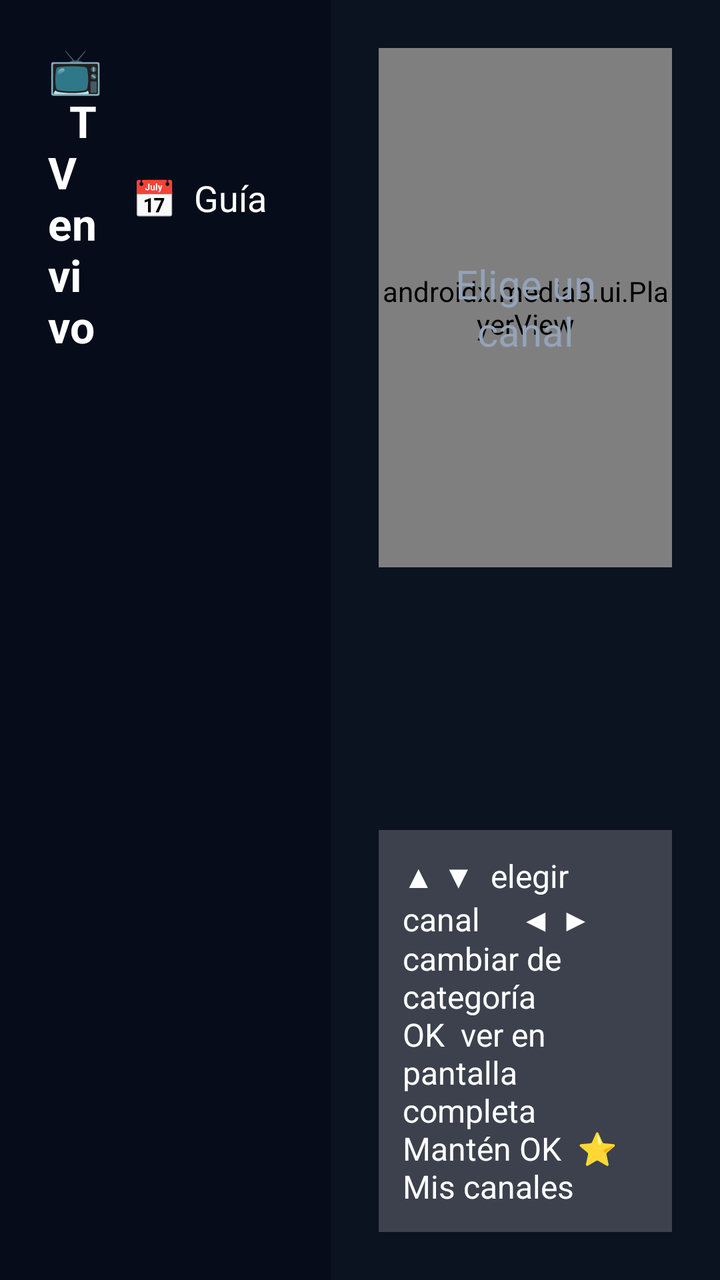
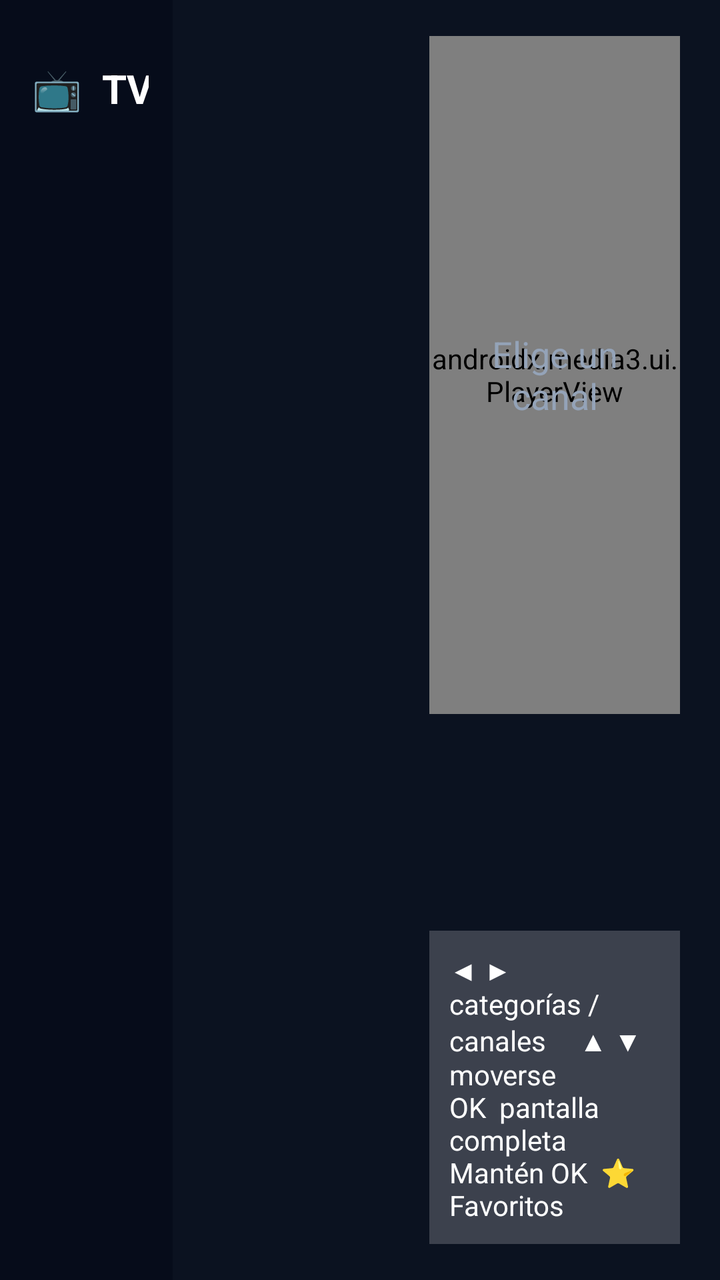

Two renders of the same Android screen: before a commit and after it. Below are the layout's source before the change and the commit's diff.
<!-- AndroidManifest.xml: application theme Theme.MiTV -->
<!-- res/layout/activity_live.xml -->
<?xml version="1.0" encoding="utf-8"?>
<LinearLayout xmlns:android="http://schemas.android.com/apk/res/android"
    android:layout_width="match_parent"
    android:layout_height="match_parent"
    android:background="@color/bg"
    android:orientation="horizontal">

    
    <LinearLayout
        android:layout_width="0dp"
        android:layout_height="match_parent"
        android:layout_weight="46"
        android:background="#FF060C1A"
        android:orientation="vertical"
        android:paddingTop="20dp">

        <LinearLayout
            android:layout_width="match_parent"
            android:layout_height="wrap_content"
            android:gravity="center_vertical"
            android:orientation="horizontal"
            android:paddingStart="24dp"
            android:paddingEnd="16dp"
            android:paddingBottom="10dp">

            <TextView
                android:layout_width="0dp"
                android:layout_height="wrap_content"
                android:layout_weight="1"
                android:text="📺  TV en vivo"
                android:textColor="@color/text"
                android:textSize="22sp"
                android:textStyle="bold" />

            <TextView
                android:id="@+id/btnGuide"
                android:layout_width="wrap_content"
                android:layout_height="wrap_content"
                android:background="@drawable/bg_item"
                android:focusable="true"
                android:paddingStart="16dp"
                android:paddingTop="8dp"
                android:paddingEnd="16dp"
                android:paddingBottom="8dp"
                android:text="📅  Guía"
                android:textColor="@color/text"
                android:textSize="18sp" />
        </LinearLayout>

        <androidx.recyclerview.widget.RecyclerView
            android:id="@+id/channels"
            android:layout_width="match_parent"
            android:layout_height="match_parent"
            android:clipToPadding="false"
            android:paddingStart="12dp"
            android:paddingEnd="12dp"
            android:paddingBottom="200dp" />
    </LinearLayout>

    
    <LinearLayout
        android:layout_width="0dp"
        android:layout_height="match_parent"
        android:layout_weight="54"
        android:orientation="vertical"
        android:padding="24dp">

        <FrameLayout
            android:layout_width="match_parent"
            android:layout_height="0dp"
            android:layout_weight="1"
            android:background="#FF000000">

            <androidx.media3.ui.PlayerView
                android:id="@+id/preview"
                android:layout_width="match_parent"
                android:layout_height="match_parent"
                android:focusable="false"
                android:focusableInTouchMode="false" />

            <TextView
                android:id="@+id/previewMsg"
                android:layout_width="match_parent"
                android:layout_height="match_parent"
                android:gravity="center"
                android:padding="16dp"
                android:text="Elige un canal"
                android:textColor="@color/text_dim"
                android:textSize="20sp" />
        </FrameLayout>

        <TextView
            android:id="@+id/chName"
            android:layout_width="match_parent"
            android:layout_height="wrap_content"
            android:layout_marginTop="18dp"
            android:maxLines="1"
            android:ellipsize="end"
            android:textColor="@color/text"
            android:textSize="26sp"
            android:textStyle="bold" />

        <TextView
            android:id="@+id/chNow"
            android:layout_width="match_parent"
            android:layout_height="wrap_content"
            android:layout_marginTop="6dp"
            android:maxLines="2"
            android:ellipsize="end"
            android:textColor="@color/text"
            android:textSize="19sp" />

        <ProgressBar
            android:id="@+id/chProgress"
            style="?android:attr/progressBarStyleHorizontal"
            android:layout_width="match_parent"
            android:layout_height="10dp"
            android:layout_marginTop="10dp"
            android:max="1000"
            android:progressDrawable="@drawable/progress_card"
            android:visibility="gone" />

        <TextView
            android:id="@+id/chNext"
            android:layout_width="match_parent"
            android:layout_height="wrap_content"
            android:layout_marginTop="8dp"
            android:maxLines="1"
            android:ellipsize="end"
            android:textColor="@color/text_dim"
            android:textSize="17sp" />

        <TextView
            android:layout_width="match_parent"
            android:layout_height="wrap_content"
            android:layout_marginTop="16dp"
            android:background="@color/glass"
            android:padding="12dp"
            android:text="▲ ▼  elegir canal     ◀ ▶  cambiar de categoría\nOK  ver en pantalla completa     Mantén OK  ⭐ Mis canales"
            android:textColor="@color/text"
            android:textSize="16sp" />
    </LinearLayout>
</LinearLayout>
<!-- resources referenced by this layout -->
<resources>
  <color name="bg">#FF0B1220</color>
  <color name="glass">#33FFFFFF</color>
  <color name="text">#FFFFFFFF</color>
  <color name="text_dim">#FF94A3B8</color>
  <!-- drawable bg_item (drawable) -->
  <?xml version="1.0" encoding="utf-8"?>
  <selector xmlns:android="http://schemas.android.com/apk/res/android">
      <item android:state_focused="true">
          <shape><solid android:color="@color/accent" /><corners android:radius="10dp" /></shape>
      </item>
      <item>
          <shape><solid android:color="#00000000" /><corners android:radius="10dp" /></shape>
      </item>
  </selector>
  <!-- drawable progress_card (drawable) -->
  <?xml version="1.0" encoding="utf-8"?>
  <layer-list xmlns:android="http://schemas.android.com/apk/res/android">
      <item android:id="@android:id/background">
          <shape><solid android:color="#66FFFFFF" /></shape>
      </item>
      <item android:id="@android:id/progress">
          <clip><shape><solid android:color="@color/accent" /></shape></clip>
      </item>
  </layer-list>
  <style name="Theme.MiTV" parent="Theme.AppCompat.NoActionBar">
          <item name="android:windowBackground">@color/bg</item>
          <item name="colorPrimary">@color/accent</item>
          <item name="colorPrimaryDark">@color/bg</item>
          <item name="colorAccent">@color/accent</item>
          <item name="android:textColorPrimary">@color/text</item>
          <item name="android:textColorSecondary">@color/text_dim</item>
      </style>
  <color name="accent">#FF3B82F6</color>
</resources>

<!-- the commit's change to res/layout/activity_live.xml (unified diff, before → after) -->
@@ -9,19 +9,19 @@
     <LinearLayout
         android:layout_width="0dp"
         android:layout_height="match_parent"
-        android:layout_weight="46"
+        android:layout_weight="24"
         android:background="#FF060C1A"
         android:orientation="vertical"
-        android:paddingTop="20dp">
+        android:paddingStart="16dp"
+        android:paddingTop="18dp"
+        android:paddingEnd="12dp">
 
         <LinearLayout
             android:layout_width="match_parent"
             android:layout_height="wrap_content"
             android:gravity="center_vertical"
             android:orientation="horizontal"
-            android:paddingStart="24dp"
-            android:paddingEnd="16dp"
-            android:paddingBottom="10dp">
+            android:paddingBottom="8dp">
 
             <TextView
                 android:layout_width="0dp"
@@ -29,7 +29,7 @@
                 android:layout_weight="1"
                 android:text="📺  TV en vivo"
                 android:textColor="@color/text"
-                android:textSize="22sp"
+                android:textSize="20sp"
                 android:textStyle="bold" />
 
             <TextView
@@ -38,32 +38,45 @@
                 android:layout_height="wrap_content"
                 android:background="@drawable/bg_item"
                 android:focusable="true"
-                android:paddingStart="16dp"
-                android:paddingTop="8dp"
-                android:paddingEnd="16dp"
-                android:paddingBottom="8dp"
-                android:text="📅  Guía"
+                android:paddingStart="12dp"
+                android:paddingTop="6dp"
+                android:paddingEnd="12dp"
+                android:paddingBottom="6dp"
+                android:text="📅 Guía"
                 android:textColor="@color/text"
-                android:textSize="18sp" />
+                android:textSize="16sp" />
         </LinearLayout>
 
         <androidx.recyclerview.widget.RecyclerView
-            android:id="@+id/channels"
+            android:id="@+id/cats"
             android:layout_width="match_parent"
             android:layout_height="match_parent"
             android:clipToPadding="false"
-            android:paddingStart="12dp"
-            android:paddingEnd="12dp"
-            android:paddingBottom="200dp" />
+            android:paddingBottom="120dp" />
     </LinearLayout>
+
+    
+    <androidx.recyclerview.widget.RecyclerView
+        android:id="@+id/channels"
+        android:layout_width="0dp"
+        android:layout_height="match_parent"
+        android:layout_weight="34"
+        android:clipToPadding="false"
+        android:paddingStart="14dp"
+        android:paddingTop="14dp"
+        android:paddingEnd="14dp"
+        android:paddingBottom="160dp" />
 
     
     <LinearLayout
         android:layout_width="0dp"
         android:layout_height="match_parent"
-        android:layout_weight="54"
+        android:layout_weight="42"
         android:orientation="vertical"
-        android:padding="24dp">
+        android:paddingStart="6dp"
+        android:paddingTop="18dp"
+        android:paddingEnd="20dp"
+        android:paddingBottom="18dp">
 
         <FrameLayout
             android:layout_width="match_parent"
@@ -86,58 +99,58 @@
                 android:padding="16dp"
                 android:text="Elige un canal"
                 android:textColor="@color/text_dim"
-                android:textSize="20sp" />
+                android:textSize="18sp" />
         </FrameLayout>
 
         <TextView
             android:id="@+id/chName"
             android:layout_width="match_parent"
             android:layout_height="wrap_content"
-            android:layout_marginTop="18dp"
+            android:layout_marginTop="14dp"
+            android:ellipsize="end"
             android:maxLines="1"
-            android:ellipsize="end"
             android:textColor="@color/text"
-            android:textSize="26sp"
+            android:textSize="22sp"
             android:textStyle="bold" />
 
         <TextView
             android:id="@+id/chNow"
             android:layout_width="match_parent"
             android:layout_height="wrap_content"
-            android:layout_marginTop="6dp"
+            android:layout_marginTop="4dp"
+            android:ellipsize="end"
             android:maxLines="2"
-            android:ellipsize="end"
             android:textColor="@color/text"
-            android:textSize="19sp" />
+            android:textSize="17sp" />
 
         <ProgressBar
             android:id="@+id/chProgress"
             style="?android:attr/progressBarStyleHorizontal"
             android:layout_width="match_parent"
-            android:layout_height="10dp"
-            android:layout_marginTop="10dp"
+            android:layout_height="6dp"
+            android:layout_marginTop="8dp"
             android:max="1000"
-            android:progressDrawable="@drawable/progress_card"
+            android:progressDrawable="@drawable/progress_live"
             android:visibility="gone" />
 
         <TextView
             android:id="@+id/chNext"
             android:layout_width="match_parent"
             android:layout_height="wrap_content"
-            android:layout_marginTop="8dp"
+            android:layout_marginTop="6dp"
+            android:ellipsize="end"
             android:maxLines="1"
-            android:ellipsize="end"
             android:textColor="@color/text_dim"
-            android:textSize="17sp" />
+            android:textSize="15sp" />
 
         <TextView
             android:layout_width="match_parent"
             android:layout_height="wrap_content"
-            android:layout_marginTop="16dp"
+            android:layout_marginTop="12dp"
             android:background="@color/glass"
-            android:padding="12dp"
-            android:text="▲ ▼  elegir canal     ◀ ▶  cambiar de categoría\nOK  ver en pantalla completa     Mantén OK  ⭐ Mis canales"
+            android:padding="10dp"
+            android:text="◀ ▶  categorías / canales     ▲ ▼  moverse\nOK  pantalla completa     Mantén OK  ⭐ Favoritos"
             android:textColor="@color/text"
-            android:textSize="16sp" />
+            android:textSize="14sp" />
     </LinearLayout>
 </LinearLayout>
<!-- resource entries referenced after the edit -->
@@ -14,14 +14,14 @@
           <shape><solid android:color="#00000000" /><corners android:radius="10dp" /></shape>
       </item>
   </selector>
-  <!-- drawable progress_card (drawable) -->
+  <!-- drawable progress_live (drawable) -->
   <?xml version="1.0" encoding="utf-8"?>
   <layer-list xmlns:android="http://schemas.android.com/apk/res/android">
       <item android:id="@android:id/background">
-          <shape><solid android:color="#66FFFFFF" /></shape>
+          <shape><solid android:color="#40FFFFFF" /><corners android:radius="3dp" /></shape>
       </item>
       <item android:id="@android:id/progress">
-          <clip><shape><solid android:color="@color/accent" /></shape></clip>
+          <clip><shape><solid android:color="@color/star" /><corners android:radius="3dp" /></shape></clip>
       </item>
   </layer-list>
   <style name="Theme.MiTV" parent="Theme.AppCompat.NoActionBar">
@@ -33,5 +33,6 @@
           <item name="android:textColorSecondary">@color/text_dim</item>
       </style>
   <color name="accent">#FF3B82F6</color>
+  <color name="star">#FFFACC15</color>
 </resources>
 
